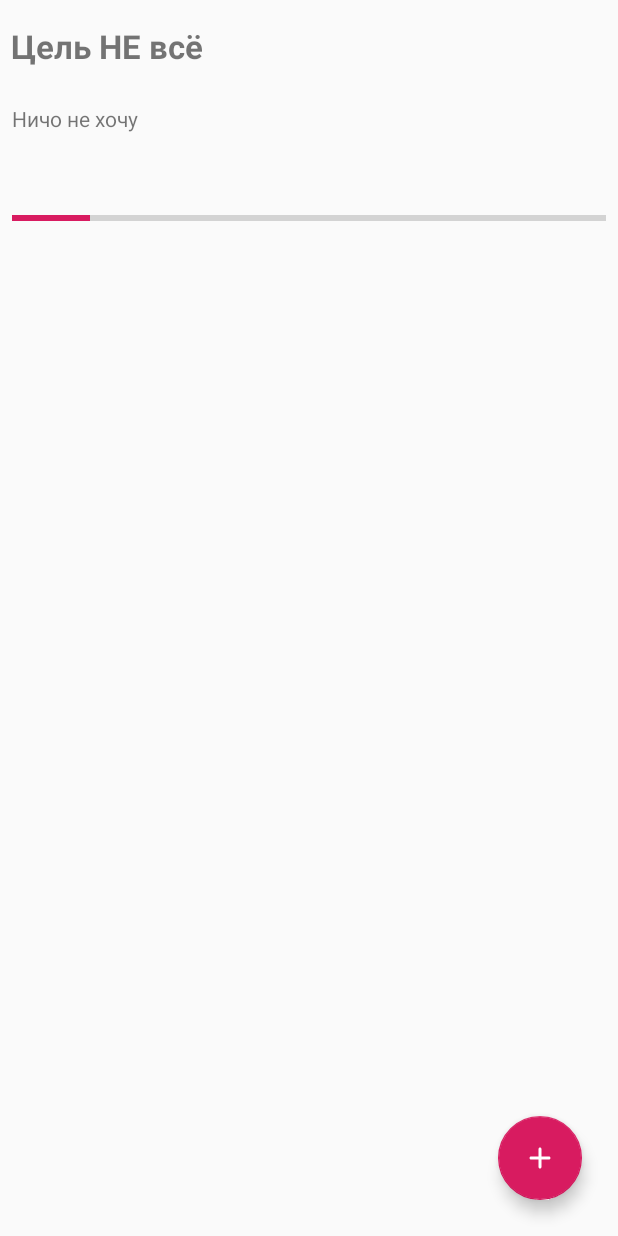
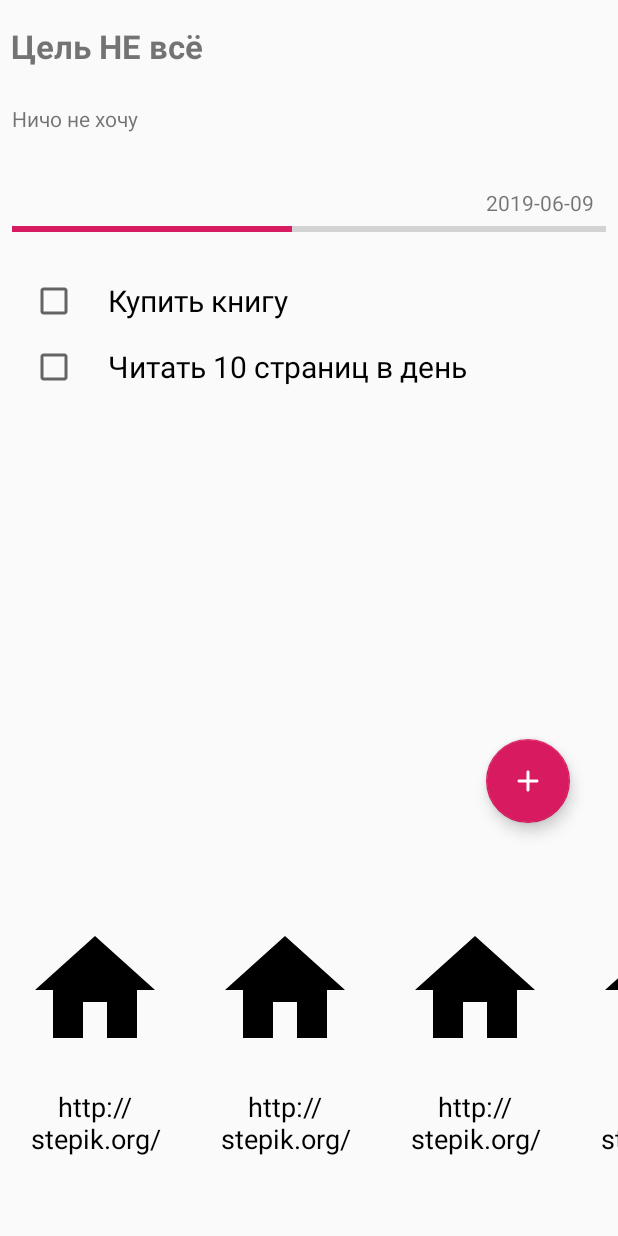
Before and after one commit to Maxsior/xsolla-hackathon-4, an Android app: the screen it shows after launch (GoalActivity), after a tap on "Цель НЕ всё", on a phone screen of 412 x 824 dp. Run offline under Robolectric (Android 15) with nearby library versions, the phone set to English and light mode, and no system bars.

Commit message:
Services

```diff
--- a/app/build.gradle
+++ b/app/build.gradle
@@ -3,6 +3,8 @@ apply plugin: 'com.android.application'
 apply plugin: 'kotlin-android'
 
 apply plugin: 'kotlin-android-extensions'
+
+apply plugin: 'kotlin-kapt'
 
 android {
     compileSdkVersion 28
@@ -34,4 +36,5 @@ dependencies {
     androidTestImplementation 'com.android.support.test:runner:1.0.2'
     androidTestImplementation 'com.android.support.test.espresso:espresso-core:3.0.2'
     implementation 'com.android.support:support-v4:28.0.0'
+
 }
--- a/app/src/main/java/com/xsolla/hackathon4/GoalActivity.kt
+++ b/app/src/main/java/com/xsolla/hackathon4/GoalActivity.kt
@@ -2,6 +2,9 @@ package com.xsolla.hackathon4
 
 import android.os.Bundle
 import android.support.v7.app.AppCompatActivity
+import android.support.v7.widget.LinearLayoutManager
+import android.support.v7.widget.OrientationHelper
+import android.support.v7.widget.RecyclerView
 import android.widget.ProgressBar
 import android.widget.TextView
 
@@ -17,6 +20,16 @@ class GoalActivity : AppCompatActivity()  {
         val progress : ProgressBar = findViewById(R.id.progress)
         progress.progress = goal.progress
         // TODO (дедлайн, такси, сервисы, мотивация)
+        val deadlineView : TextView = findViewById(R.id.deadline)
+        deadlineView.setText(goal.deadline.toString())
+
+        val recyclerView : RecyclerView = findViewById(R.id.tasksView)
+        recyclerView.layoutManager = LinearLayoutManager(this)
+        recyclerView.adapter = TaskAdapter(goal.tasks)
+
+        val services: RecyclerView = findViewById(R.id.cards)
+        services.layoutManager = LinearLayoutManager(this, OrientationHelper.HORIZONTAL, false)
+        services.adapter = ServicesAdapter(goal.services)
 
     }
 
--- a/app/src/main/java/com/xsolla/hackathon4/GoalAdapter.kt
+++ b/app/src/main/java/com/xsolla/hackathon4/GoalAdapter.kt
@@ -11,7 +11,7 @@ import android.widget.TextView
 
 class GoalAdapter(var goals: ArrayList<Goal>) : RecyclerView.Adapter<GoalAdapter.GoalViewHolder>(){
 
-    class GoalViewHolder(view: View) : RecyclerView.ViewHolder(view) {
+    class GoalViewHolder(var view: View) : RecyclerView.ViewHolder(view) {
         var progressBar : CircularProgressBar = view.findViewById(R.id.goalprogress)
         init {
             progressBar.setProgressWidth(10)
@@ -23,7 +23,6 @@ class GoalAdapter(var goals: ArrayList<Goal>) : RecyclerView.Adapter<GoalAdapter
 
     override fun onCreateViewHolder(parent: ViewGroup, index: Int): GoalViewHolder {
         val view = LayoutInflater.from(parent.getContext()).inflate(R.layout.goal_list_item, parent, false)
-        view.tag = goals[index]
         return GoalViewHolder(view)
     }
 
@@ -33,6 +32,7 @@ class GoalAdapter(var goals: ArrayList<Goal>) : RecyclerView.Adapter<GoalAdapter
             name.setText(goals[index].name)
             deadline.setText(goals[index].deadline.toString())
             progressBar.setProgress(goals[index].progress)
+            view.tag = goals[index]
         }
     }
 
--- a/app/src/main/java/com/xsolla/hackathon4/MainActivity.kt
+++ b/app/src/main/java/com/xsolla/hackathon4/MainActivity.kt
@@ -5,6 +5,7 @@ import android.os.Bundle
 import android.support.v4.view.ViewPager
 import android.support.v7.app.AppCompatActivity
 import android.view.View
+import android.widget.Toast
 import kotlinx.android.synthetic.main.activity_main.*
 import java.io.File
 import java.time.LocalDate
@@ -27,10 +28,10 @@ class MainActivity : AppCompatActivity() {
     "deadline": "2019-06-09T00:31:12.106Z",
     "template": "Ничо не хочу",
     "vars": [],
-    "tasks": [],
+    "tasks": [ {"name": "Купить книгу", "done": "2019-05-09T12:11:45:11Z", "period": 0}, {"name": "Читать 10 страниц в день", "done": "2019-05-09T12:11:45:11Z", "period": 7}],
     "motivation": "",
-    "services": [],
-    "progress": 13
+    "services": ["http://stepik.org/", "http://stepik.org/", "http://stepik.org/", "http://stepik.org/", "http://stepik.org/", "http://stepik.org/"],
+    "progress": 47
   },
   {
     "name": "Цель всё",
@@ -41,6 +42,36 @@ class MainActivity : AppCompatActivity() {
     "motivation": "",
     "services": [],
     "progress": 100
+  },
+  {
+    "name": "Цель тоже всё",
+    "deadline": "2019-06-09T07:31:12.106Z",
+    "template": "больше хочу",
+    "vars": [],
+    "tasks": [],
+    "motivation": "",
+    "services": [],
+    "progress": 100
+  },
+  {
+    "name": "Цель почти",
+    "deadline": "2019-06-09T07:31:12.106Z",
+    "template": "Ещё хочу",
+    "vars": [],
+    "tasks": [],
+    "motivation": "",
+    "services": [],
+    "progress": 90
+  },
+  {
+    "name": "Цель чуток",
+    "deadline": "2019-06-09T07:31:12.106Z",
+    "template": "уже не хочу",
+    "vars": [],
+    "tasks": [],
+    "motivation": "",
+    "services": [],
+    "progress": 10
   }
 ]
 """)
@@ -65,5 +96,9 @@ class MainActivity : AppCompatActivity() {
         startActivity(goalIntent)
     }
 
+    fun addGoal(view: View) {
+        Toast.makeText(this, "Шёл медведь по лесу, видит -- машина горит, сел в неё и сгорел", Toast.LENGTH_LONG).show()
+    }
+
 
 }
--- /dev/null
+++ b/app/src/main/java/com/xsolla/hackathon4/ServicesAdapter.kt
@@ -0,0 +1,34 @@
+package com.xsolla.hackathon4
+
+import android.os.Build
+import android.support.annotation.RequiresApi
+import android.support.v7.widget.RecyclerView
+import android.view.LayoutInflater
+import android.view.View
+import android.view.ViewGroup
+import android.widget.ImageView
+import android.widget.TextView
+
+class ServicesAdapter(var services: ArrayList<String>) : RecyclerView.Adapter<ServicesAdapter.ServiceViewHolder>(){
+
+    class ServiceViewHolder(view: View) : RecyclerView.ViewHolder(view) {
+        var name : TextView = view.findViewById(R.id.name)
+        var image : ImageView = view.findViewById(R.id.image)
+    }
+
+    override fun onCreateViewHolder(parent: ViewGroup, p1: Int): ServicesAdapter.ServiceViewHolder {
+        val view = LayoutInflater.from(parent.getContext()).inflate(R.layout.service_list_item, parent, false)
+        return ServiceViewHolder(view)
+    }
+
+    @RequiresApi(Build.VERSION_CODES.N)
+    override fun onBindViewHolder(holder: ServicesAdapter.ServiceViewHolder, index: Int) {
+        with(holder) {
+            val uri = services[index]
+            name.setText(uri)
+            image.setImageResource(R.drawable.ic_home_black_24dp)
+        }
+    }
+
+    override fun getItemCount() = services.count()
+}
--- a/app/src/main/java/com/xsolla/hackathon4/TaskAdapter.kt
+++ b/app/src/main/java/com/xsolla/hackathon4/TaskAdapter.kt
@@ -8,6 +8,8 @@ import android.view.View
 import android.view.ViewGroup
 import android.widget.CheckBox
 import android.widget.TextView
+import java.time.LocalDate
+import java.time.Period
 
 class TaskAdapter(var tasks: ArrayList<Task>) : RecyclerView.Adapter<TaskAdapter.TaskViewHolder>(){
 
@@ -17,15 +19,18 @@ class TaskAdapter(var tasks: ArrayList<Task>) : RecyclerView.Adapter<TaskAdapter
     }
 
     override fun onCreateViewHolder(parent: ViewGroup, p1: Int): TaskAdapter.TaskViewHolder {
-        val view = LayoutInflater.from(parent.getContext()).inflate(R.layout.goal_list_item, parent, false)
-        return TaskAdapter.TaskViewHolder(view)
+        val view = LayoutInflater.from(parent.getContext()).inflate(R.layout.task_list_item, parent, false)
+        return TaskViewHolder(view)
     }
+
+    fun Period.getTotalDays() = this.years * 365 + this.months * 30 + this.days
 
     @RequiresApi(Build.VERSION_CODES.N)
     override fun onBindViewHolder(holder: TaskAdapter.TaskViewHolder, index: Int) {
         with(holder) {
+            var period = Period.between(tasks[index].done, LocalDate.now())
             name.setText(tasks[index].name)
-            done.isChecked = tasks[index].done !== null
+            done.isChecked = tasks[index].done !== null && period.getTotalDays() <= tasks[index].period && tasks[index].period != 0
         }
     }
 
--- a/app/src/main/res/layout/activity_goal.xml
+++ b/app/src/main/res/layout/activity_goal.xml
@@ -37,27 +37,38 @@
             android:id="@+id/progress"
             app:layout_constraintEnd_toEndOf="parent" android:layout_marginEnd="8dp"
             app:layout_constraintStart_toStartOf="parent" android:layout_marginStart="8dp"
-            android:layout_marginTop="20dp" app:layout_constraintTop_toBottomOf="@+id/description"
-            app:layout_constraintHorizontal_bias="0.0"/>
+            app:layout_constraintHorizontal_bias="1.0" tools:layout_editor_absoluteY="163dp"
+            app:layout_constraintTop_toBottomOf="@+id/deadline"/>
     <android.support.design.widget.FloatingActionButton
             android:layout_width="wrap_content"
             android:layout_height="wrap_content"
             android:clickable="true"
             android:focusable="true"
             app:srcCompat="@drawable/round_add_24"
-            android:id="@+id/addTaskFAB" android:layout_marginTop="8dp"
-            app:layout_constraintTop_toTopOf="parent" android:layout_marginBottom="24dp"
-            app:layout_constraintBottom_toBottomOf="parent" app:layout_constraintVertical_bias="1.0"
-            android:layout_marginStart="8dp" app:layout_constraintStart_toStartOf="parent"
-            android:layout_marginEnd="24dp" app:layout_constraintEnd_toEndOf="parent"
-            app:layout_constraintHorizontal_bias="1.0"/>
-    <HorizontalScrollView
+            android:id="@+id/addTaskFAB" android:layout_marginTop="308dp"
+            android:layout_marginBottom="24dp"
+            app:layout_constraintBottom_toBottomOf="@+id/tasksView" app:layout_constraintVertical_bias="1.0"
+            android:layout_marginStart="8dp" app:layout_constraintStart_toStartOf="@+id/tasksView"
+            app:layout_constraintEnd_toEndOf="@+id/tasksView"
+            app:layout_constraintHorizontal_bias="1.0" app:layout_constraintTop_toTopOf="@+id/tasksView"
+            android:layout_marginEnd="24dp"/>
+    <android.support.v7.widget.RecyclerView
+            android:id="@+id/cards"
             android:layout_width="0dp"
-            android:layout_height="70dp" android:layout_marginEnd="8dp"
+            android:layout_height="0dp"
             app:layout_constraintEnd_toEndOf="parent" app:layout_constraintStart_toStartOf="parent"
-            android:layout_marginStart="8dp" app:layout_constraintTop_toBottomOf="@+id/tasksView"
-            android:layout_marginTop="8dp">
-        <LinearLayout android:layout_width="wrap_content" android:layout_height="match_parent"
-                      android:orientation="vertical"/>
-    </HorizontalScrollView>
+            app:layout_constraintTop_toBottomOf="@+id/tasksView"
+            android:layout_marginTop="24dp" android:layout_marginBottom="24dp"
+            app:layout_constraintBottom_toBottomOf="parent">
+    </android.support.v7.widget.RecyclerView>
+    <TextView
+            android:text="TextView"
+            android:layout_width="wrap_content"
+            android:layout_height="wrap_content"
+            android:id="@+id/deadline" android:layout_marginTop="8dp"
+            app:layout_constraintTop_toBottomOf="@+id/description" app:layout_constraintStart_toStartOf="parent"
+            android:layout_marginStart="8dp" app:layout_constraintEnd_toEndOf="parent" android:layout_marginEnd="8dp"
+            app:layout_constraintHorizontal_bias="0.976"
+
+            android:layout_marginBottom="8dp" app:layout_constraintBottom_toTopOf="@+id/progress"/>
 </android.support.constraint.ConstraintLayout>
--- /dev/null
+++ b/app/src/main/res/layout/service_list_item.xml
@@ -0,0 +1,29 @@
+<?xml version="1.0" encoding="utf-8"?>
+<RelativeLayout xmlns:android="http://schemas.android.com/apk/res/android"
+                android:layout_width="wrap_content"
+                android:layout_height="wrap_content"
+                android:padding="15dp"
+                android:id="@+id/parent_layout"
+                android:clickable="true"
+                android:focusable="true"
+
+                android:orientation="vertical">
+
+    <ImageView
+            android:layout_width="96dp"
+            android:layout_height="96dp"
+            android:id="@+id/image"/>
+
+    <TextView
+            android:layout_width="wrap_content"
+            android:layout_height="wrap_content"
+            android:textAlignment="center"
+            android:text="Service Name"
+            android:id="@+id/name"
+            android:textColor="#000"
+            android:textSize="18sp" android:layout_marginTop="17dp" android:layout_below="@+id/image"
+            android:layout_marginEnd="0dp" android:layout_alignEnd="@+id/image" android:layout_marginStart="0dp"
+            android:layout_alignStart="@+id/image"/>
+
+
+</RelativeLayout>
--- a/app/src/main/res/layout/task_list_item.xml
+++ b/app/src/main/res/layout/task_list_item.xml
@@ -1,23 +1,25 @@
-<LinearLayout xmlns:android="http://schemas.android.com/apk/res/android"
+<RelativeLayout xmlns:android="http://schemas.android.com/apk/res/android"
               android:orientation="horizontal"
               android:layout_width="match_parent"
               android:layout_height="wrap_content">
     <CheckBox
             android:id="@+id/done"
-            android:width="0dp"
-            android:layout_weight="1"
+            android:width="30dp"
+            android:layout_weight="10"
             android:layout_width="wrap_content"
             android:layout_height="wrap_content"
-            android:clickable="false"
-            android:focusable="false"/>
+            android:clickable="true"
+            android:focusable="true" android:layout_alignParentStart="true" android:layout_marginStart="12dp"
+            android:layout_marginTop="12dp" android:layout_alignParentTop="true"/>
 
     <TextView
             android:id="@+id/name"
             android:layout_weight="9"
             android:layout_width="wrap_content"
-            android:layout_height="match_parent"
+            android:layout_height="wrap_content"
             android:textColor="#000000"
             android:textSize="20dp"
-            android:text="Task Name"/>
+            android:text="Task Name" android:layout_toEndOf="@+id/done" android:layout_marginStart="22dp"
+            android:layout_marginTop="14dp" android:layout_alignParentTop="true"/>
 
-</LinearLayout>
+</RelativeLayout>
--- a/app/src/main/res/values/colors.xml
+++ b/app/src/main/res/values/colors.xml
@@ -1,6 +1,6 @@
 <?xml version="1.0" encoding="utf-8"?>
 <resources>
-    <color name="colorPrimary">#FFFFFF</color>
+    <color name="colorPrimary">#1BDA44</color>
     <color name="colorPrimaryDark">#FFFFFF</color>
     <color name="colorAccent">#D81B60</color>
 </resources>
--- a/app/src/main/res/values/styles.xml
+++ b/app/src/main/res/values/styles.xml
@@ -1,12 +1,13 @@
 <resources>
 
     <!-- Base application theme. -->
-    <style name="AppTheme" parent="Theme.AppCompat.Light.DarkActionBar">
+    <style name="AppTheme" parent="Theme.AppCompat.Light.NoActionBar">
         <!-- Customize your theme here. -->
-        <item name="colorPrimary">@color/colorPrimary</item>
-        <item name="colorPrimaryDark">@color/colorPrimaryDark</item>
+        <item name="colorPrimary">@color/colorAccent</item>
+        <item name="colorPrimaryDark">#FFFFFF</item>
         <item name="colorAccent">@color/colorAccent</item>
         <item name="android:windowLightStatusBar">true</item>
+        <item name="android:navigationBarColor">@color/colorAccent</item>
     </style>
     <style name="AppTheme.NoActionBar">
         <item name="windowActionBar">false</item>
```
Also changed, not shown: app/src/main/java/com/xsolla/hackathon4/file.json (+31 -7 lines), settings.gradle (line endings or trailing spaces).
